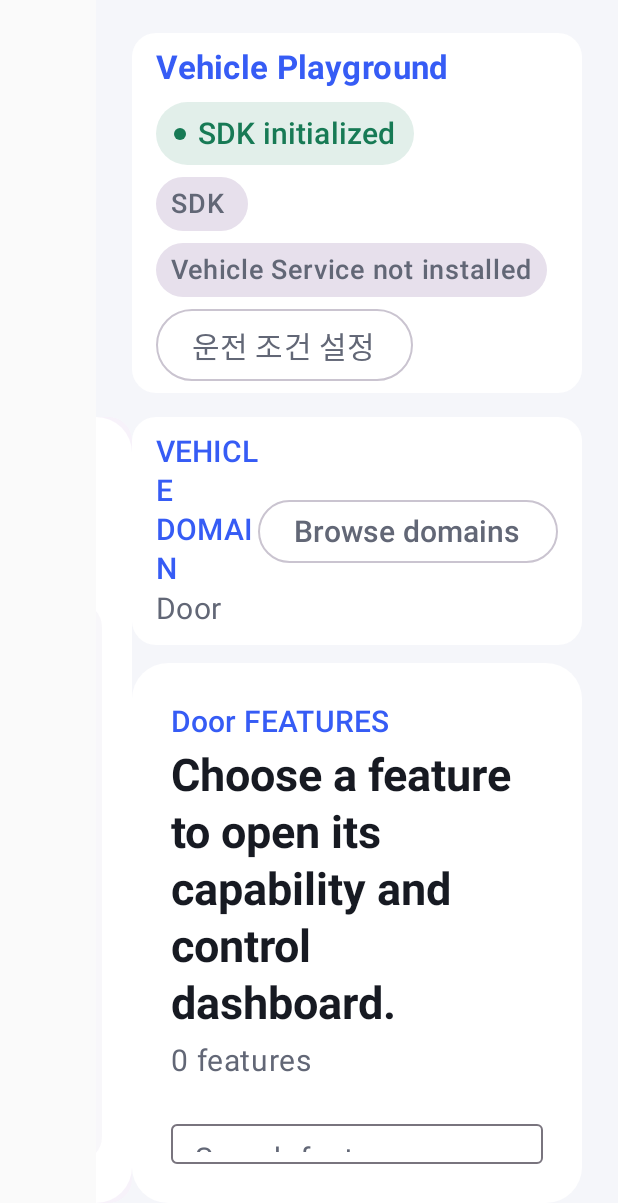
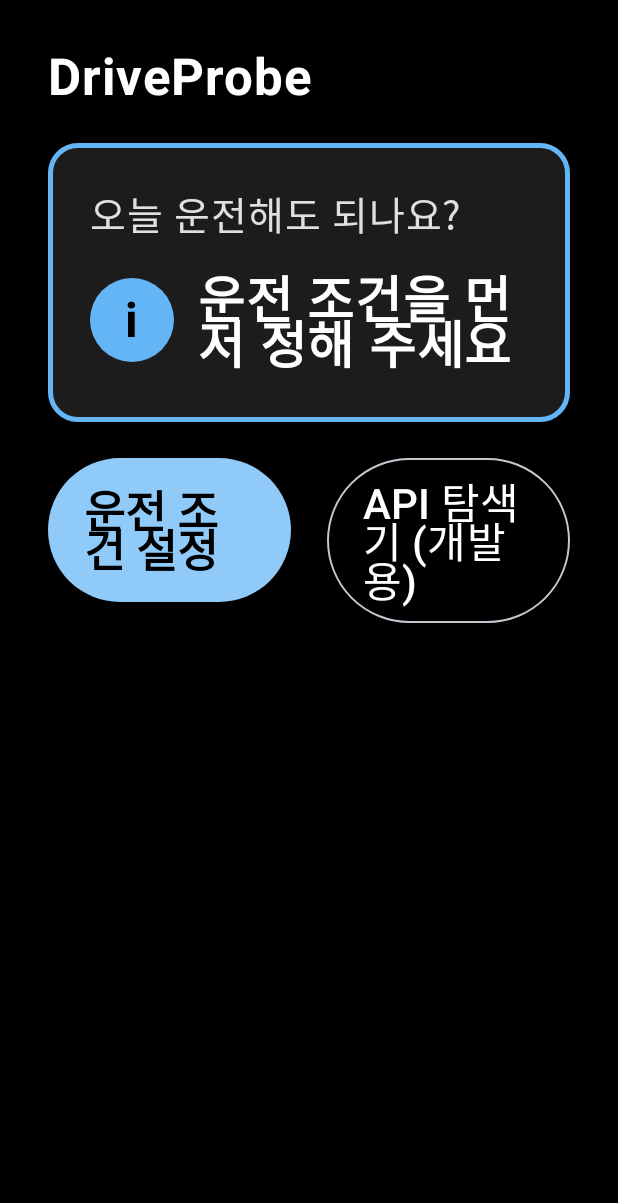
Before and after one commit to shinhoonkyoglong/-Pleos_DriveProbe, an Android app built with Jetpack Compose: the screen it shows after launch (MainActivity), on a phone screen of 412 x 824 dp. Shown: the top 1203 px of the screen. Run offline under Robolectric (Android 15) with nearby library versions, the phone set to English and light mode, and no system bars; our stand-ins replace Room's generated code; pictures from the network do not load; 13 statements that could not run were skipped.

Commit message:
feat(home): 앱 첫 화면을 출발 전 홈 카드와 큰 버튼으로 구성

```diff
--- a/app/src/main/java/ai/pleos/playground/sample/vehicle/MainActivity.kt
+++ b/app/src/main/java/ai/pleos/playground/sample/vehicle/MainActivity.kt
@@ -1,6 +1,9 @@
 package ai.pleos.playground.sample.vehicle
 
+import ai.pleos.playground.sample.vehicle.departure.DepartureHomeViewModel
 import ai.pleos.playground.sample.vehicle.departure.DriverConditionSettingsViewModel
+import ai.pleos.playground.sample.vehicle.ui.screen.DepartureDetailScreen
+import ai.pleos.playground.sample.vehicle.ui.screen.DepartureHomeScreen
 import ai.pleos.playground.sample.vehicle.ui.screen.DriverConditionSettingsScreen
 import ai.pleos.playground.sample.vehicle.ui.screen.SampleApp
 import ai.pleos.playground.sample.vehicle.ui.theme.VehicleSampleAppTheme
@@ -60,6 +63,7 @@ class MainActivity : ComponentActivity() {
 
     private val viewModel: MainViewModel by viewModels()
     private val driverConditionViewModel: DriverConditionSettingsViewModel by viewModels()
+    private val departureHomeViewModel: DepartureHomeViewModel by viewModels()
 
     // [컨디션 판단] 속도(android.car.permission.CAR_SPEED)는 실행 중 허용이 필요하다. 허용되면 속도 구독을 다시 시작한다
     private val carSpeedPermissionLauncher =
@@ -95,7 +99,21 @@ class MainActivity : ComponentActivity() {
                     onStopUpdates = viewModel::stopFeatureUpdates,
                     onBackToFeatureList = viewModel::backToFeatureList,
                     onDismissError = viewModel::dismissError,
-                    onOpenDriverCondition = viewModel::showDriverConditionSettings,
+                    onGoHome = viewModel::showHome,
+                    home = {
+                        DepartureHomeScreen(
+                            model = departureHomeViewModel.model,
+                            onOpenDepartureDetail = viewModel::showDepartureDetail,
+                            onOpenDriverCondition = viewModel::showDriverConditionSettings,
+                            onOpenApiExplorer = viewModel::openApiExplorer
+                        )
+                    },
+                    departureDetail = {
+                        DepartureDetailScreen(
+                            model = departureHomeViewModel.model,
+                            onBack = viewModel::showHome
+                        )
+                    },
                     driverConditionSettings = {
                         DriverConditionSettingsScreen(
                             viewModel = driverConditionViewModel,
--- /dev/null
+++ b/app/src/main/java/ai/pleos/playground/sample/vehicle/departure/DepartureHomeViewModel.kt
@@ -0,0 +1,21 @@
+package ai.pleos.playground.sample.vehicle.departure
+
+import ai.pleos.playground.sample.vehicle.DriveProbeApplication
+import android.app.Application
+import androidx.lifecycle.AndroidViewModel
+import androidx.lifecycle.viewModelScope
+import com.pleos.departure.ui.state.DepartureScreenModel
+
+/**
+ * 홈 카드와 '출발 전' 확인 전체 화면이 함께 쓰는 상태 홀더(작업 #25).
+ *
+ * 2번 [DepartureScreenModel](세션 + 한국어 표시 상태)을 viewModelScope 로 만든다. 홈 ↔ 상세를 오가도 같은 세션이라
+ * 확인 결과·재확인 진행이 끊기지 않고, Activity 재생성(주간/야간 전환 등)에도 유지된다.
+ * 확인은 화면이 보일 때만 돈다(DepartureHomeCard / DepartureScreen 이 onVisible·onHidden 을 부른다).
+ *
+ * 데이터: Application.departureFeature — 1번 NaviHelper·Vehicle Repository + Room 운전자 조건(작업 #12c~#15)
+ */
+class DepartureHomeViewModel(application: Application) : AndroidViewModel(application) {
+    val model: DepartureScreenModel =
+        DepartureScreenModel((application as DriveProbeApplication).departureFeature, viewModelScope)
+}
--- a/app/src/main/java/ai/pleos/playground/sample/vehicle/ui/data/MainUiState.kt
+++ b/app/src/main/java/ai/pleos/playground/sample/vehicle/ui/data/MainUiState.kt
@@ -68,8 +68,11 @@ data class RuntimeVersions(
 )
 
 enum class AppPage {
+    /** 앱 첫 화면(작업 #25): 2번 '오늘 운전해도 되나요?' 카드 + 큰 버튼(운전 조건 설정, API 탐색기) */
     HOME,
     API_EXPLORER,
+    /** 2번 '출발 전' 확인 전체 화면(작업 #25). 홈 카드를 누르면 연다 */
+    DEPARTURE_DETAIL,
     /** 2번 '출발 전' 운전자 조건 설정 화면(작업 #17) */
     DRIVER_CONDITION_SETTINGS
 }
--- a/app/src/main/java/ai/pleos/playground/sample/vehicle/ui/screen/ApiCatalogScreen.kt
+++ b/app/src/main/java/ai/pleos/playground/sample/vehicle/ui/screen/ApiCatalogScreen.kt
@@ -73,7 +73,7 @@ fun ApiCatalogScreen(
     onStopUpdates: (Map<String, String>) -> Unit,
     onBackToFeatureList: () -> Unit,
     onDismissFeatureError: () -> Unit,
-    onOpenDriverCondition: () -> Unit = {}
+    onGoHome: () -> Unit = {}
 ) {
     val selectedFeature = uiState.apiFeatures.firstOrNull {
         it.id == uiState.selectedFeatureId
@@ -127,7 +127,7 @@ fun ApiCatalogScreen(
             CatalogHeader(
                 runtimeVersions = uiState.runtimeVersions,
                 isInitialized = uiState.isInitialized,
-                onOpenDriverCondition = onOpenDriverCondition
+                onGoHome = onGoHome
             )
             BoxWithConstraints(
                 modifier = Modifier
@@ -254,7 +254,7 @@ private fun CompactDomainMenuButton(
 private fun CatalogHeader(
     runtimeVersions: RuntimeVersions,
     isInitialized: Boolean,
-    onOpenDriverCondition: () -> Unit
+    onGoHome: () -> Unit
 ) {
     Surface(
         modifier = Modifier.fillMaxWidth().heightIn(min = 64.dp).testTag("catalog-header"),
@@ -274,7 +274,7 @@ private fun CatalogHeader(
                     VersionChip(label = "SDK", version = runtimeVersions.sdkVersion)
                     VersionChip(label = "Vehicle Service", version = runtimeVersions.vehicleServiceVersion)
                     ReadyPill(isInitialized)
-                    DriverConditionEntryButton(onOpenDriverCondition)
+                    HomeEntryButton(onGoHome)
                 }
             } else {
                 Column(verticalArrangement = Arrangement.spacedBy(8.dp)) {
@@ -292,7 +292,7 @@ private fun CatalogHeader(
                     ) {
                         VersionChip(label = "SDK", version = runtimeVersions.sdkVersion)
                         VersionChip(label = "Vehicle Service", version = runtimeVersions.vehicleServiceVersion)
-                        DriverConditionEntryButton(onOpenDriverCondition)
+                        HomeEntryButton(onGoHome)
                     }
                 }
             }
@@ -300,14 +300,14 @@ private fun CatalogHeader(
     }
 }
 
-/** 2번 '출발 전' 운전자 조건 설정 화면으로 가는 버튼(작업 #17) */
+/** 앱 홈으로 돌아가는 버튼(작업 #25). 운전 조건 설정은 홈에서 연다(작업 #17의 이 자리 버튼을 대체) */
 @Composable
-private fun DriverConditionEntryButton(onClick: () -> Unit) {
+private fun HomeEntryButton(onClick: () -> Unit) {
     OutlinedButton(
         onClick = onClick,
-        modifier = Modifier.heightIn(min = 48.dp).testTag("open-driver-condition")
+        modifier = Modifier.heightIn(min = 48.dp).testTag("go-home")
     ) {
-        Text(text = "운전 조건 설정", style = MaterialTheme.typography.labelLarge)
+        Text(text = "← 홈", style = MaterialTheme.typography.labelLarge)
     }
 }
 
--- /dev/null
+++ b/app/src/main/java/ai/pleos/playground/sample/vehicle/ui/screen/DepartureHomeScreen.kt
@@ -0,0 +1,93 @@
+package ai.pleos.playground.sample.vehicle.ui.screen
+
+import androidx.activity.compose.BackHandler
+import androidx.compose.foundation.background
+import androidx.compose.foundation.layout.Arrangement
+import androidx.compose.foundation.layout.Column
+import androidx.compose.foundation.layout.Row
+import androidx.compose.foundation.layout.WindowInsets
+import androidx.compose.foundation.layout.fillMaxSize
+import androidx.compose.foundation.layout.fillMaxWidth
+import androidx.compose.foundation.layout.heightIn
+import androidx.compose.foundation.layout.padding
+import androidx.compose.foundation.layout.safeDrawing
+import androidx.compose.foundation.layout.windowInsetsPadding
+import androidx.compose.foundation.rememberScrollState
+import androidx.compose.foundation.verticalScroll
+import androidx.compose.material3.Button
+import androidx.compose.material3.ButtonDefaults
+import androidx.compose.material3.OutlinedButton
+import androidx.compose.material3.Text
+import androidx.compose.runtime.Composable
+import androidx.compose.ui.Modifier
+import androidx.compose.ui.graphics.Color
+import androidx.compose.ui.platform.testTag
+import androidx.compose.ui.text.font.FontWeight
+import androidx.compose.ui.unit.dp
+import androidx.compose.ui.unit.sp
+import com.pleos.departure.ui.DepartureHomeCard
+import com.pleos.departure.ui.DepartureScreen
+import com.pleos.departure.ui.state.DepartureScreenModel
+
+/*
+ * 앱 첫 화면(작업 #25). 팀 UI 구성 제안(2번 저장소 docs/pleos/ui-structure-proposal.md) 중 2번 몫만 넣었다:
+ * '오늘 운전해도 되나요?' 카드 1장 + 큰 버튼 2개. 다른 파트 카드는 각 파트가 정해서 추가한다(자리를 미리 만들지 않음).
+ * 고령 운전자 기준: 버튼 높이 96dp, 글자 28sp 이상, 어두운 바탕(2번 화면과 같은 고대비).
+ */
+
+private val HomeBackground = Color(0xFF000000)
+private val ButtonBlue = Color(0xFF90CAF9)
+
+@Composable
+fun DepartureHomeScreen(
+    model: DepartureScreenModel,
+    onOpenDepartureDetail: () -> Unit,
+    onOpenDriverCondition: () -> Unit,
+    onOpenApiExplorer: () -> Unit,
+) {
+    Column(
+        modifier = Modifier
+            .fillMaxSize()
+            .background(HomeBackground)
+            .windowInsetsPadding(WindowInsets.safeDrawing)
+            .verticalScroll(rememberScrollState())
+            .padding(32.dp)
+            .testTag("home"),
+        verticalArrangement = Arrangement.spacedBy(24.dp),
+    ) {
+        Text("DriveProbe", color = Color.White, fontSize = 34.sp, fontWeight = FontWeight.Bold)
+        DepartureHomeCard(model = model, onOpen = onOpenDepartureDetail, modifier = Modifier.testTag("home-departure-card"))
+        Row(horizontalArrangement = Arrangement.spacedBy(24.dp), modifier = Modifier.fillMaxWidth()) {
+            Button(
+                onClick = onOpenDriverCondition,
+                colors = ButtonDefaults.buttonColors(containerColor = ButtonBlue, contentColor = Color.Black),
+                modifier = Modifier.weight(1f).heightIn(min = 96.dp).testTag("home-driver-condition"),
+            ) { Text("운전 조건 설정", fontSize = 30.sp, fontWeight = FontWeight.Bold) }
+            OutlinedButton(
+                onClick = onOpenApiExplorer,
+                modifier = Modifier.weight(1f).heightIn(min = 96.dp).testTag("home-api-explorer"),
+            ) { Text("API 탐색기 (개발용)", fontSize = 28.sp, color = Color.White) }
+        }
+    }
+}
+
+/** 홈 카드를 누르면 여는 '출발 전' 확인 전체 화면. 같은 [model]을 쓴다 */
+@Composable
+fun DepartureDetailScreen(
+    model: DepartureScreenModel,
+    onBack: () -> Unit,
+) {
+    BackHandler(onBack = onBack)
+    Column(
+        modifier = Modifier
+            .fillMaxSize()
+            .background(HomeBackground)
+            .windowInsetsPadding(WindowInsets.safeDrawing),
+    ) {
+        OutlinedButton(
+            onClick = onBack,
+            modifier = Modifier.padding(start = 32.dp, top = 16.dp).heightIn(min = 72.dp).testTag("departure-back"),
+        ) { Text("← 홈으로", fontSize = 28.sp, color = Color.White) }
+        DepartureScreen(model = model, modifier = Modifier.weight(1f))
+    }
+}
--- a/app/src/main/java/ai/pleos/playground/sample/vehicle/ui/screen/SampleApp.kt
+++ b/app/src/main/java/ai/pleos/playground/sample/vehicle/ui/screen/SampleApp.kt
@@ -33,7 +33,9 @@ fun SampleApp(
     onStopUpdates: (Map<String, String>) -> Unit,
     onBackToFeatureList: () -> Unit,
     onDismissError: () -> Unit,
-    onOpenDriverCondition: () -> Unit = {},
+    onGoHome: () -> Unit = {},
+    home: @Composable () -> Unit = {},
+    departureDetail: @Composable () -> Unit = {},
     driverConditionSettings: @Composable () -> Unit = {}
 ) {
     val snackbarHostState = remember { SnackbarHostState() }
@@ -52,7 +54,8 @@ fun SampleApp(
 
     Box(modifier = Modifier.fillMaxSize()) {
         when (uiState.page) {
-            AppPage.HOME,
+            AppPage.HOME -> home()
+            AppPage.DEPARTURE_DETAIL -> departureDetail()
             AppPage.API_EXPLORER -> ApiCatalogScreen(
                 uiState = uiState,
                 onSelectDomain = onOpenDomain,
@@ -65,7 +68,7 @@ fun SampleApp(
                 onStopUpdates = onStopUpdates,
                 onBackToFeatureList = onBackToFeatureList,
                 onDismissFeatureError = onDismissError,
-                onOpenDriverCondition = onOpenDriverCondition
+                onGoHome = onGoHome
             )
             AppPage.DRIVER_CONDITION_SETTINGS -> driverConditionSettings()
         }
```
Also changed, not shown: app/src/main/java/ai/pleos/playground/sample/vehicle/MainViewModel.kt (+13 -1 lines).
